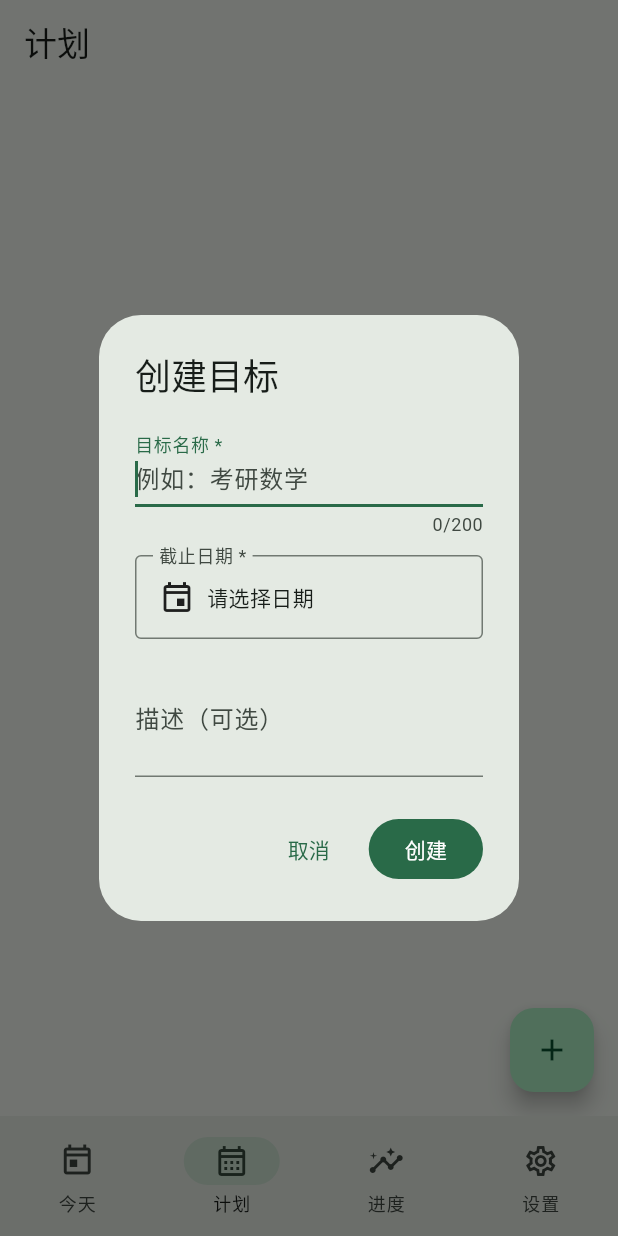
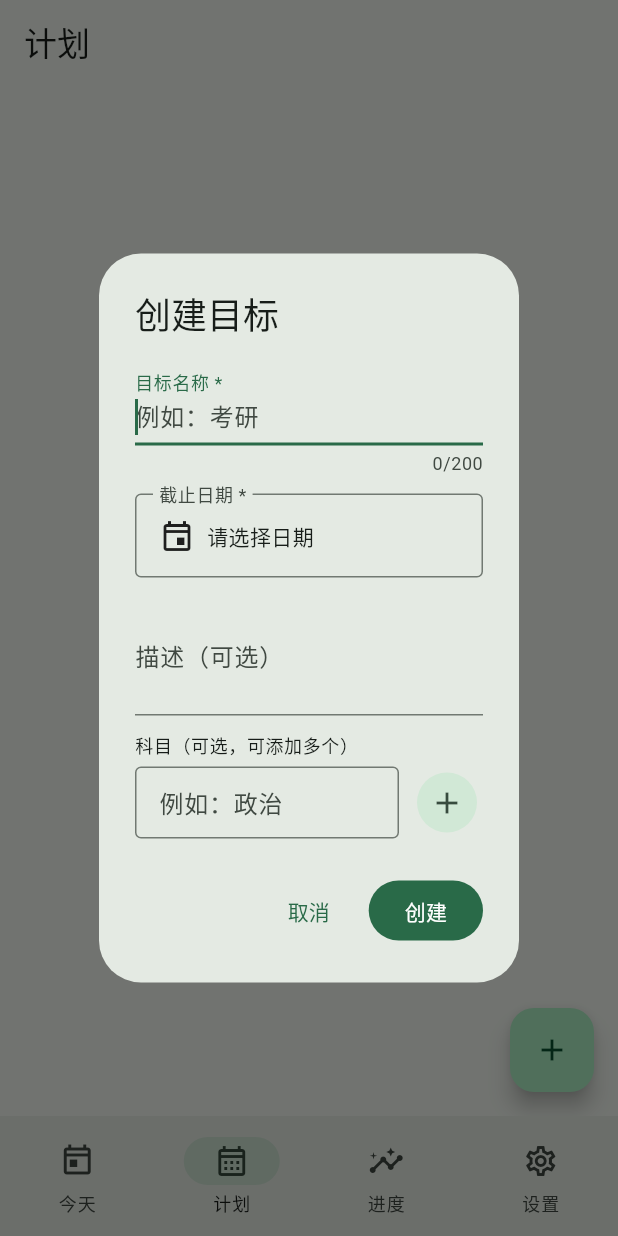
Before and after one commit to xiegaoxiao/timecalc, a Flutter app: the GoalListPage screen opened by its route, after a tap on "创建目标", on a phone screen of 412 x 824 dp. Run offline on Flutter 3.47's test engine with Material 3 defaults, Android fonts, the phone set to English and light mode, and no system bars; our stand-ins replace drift, drift_flutter, flutter_riverpod, go_router; accounts and stored records are empty; generated files the repository leaves out were written again.

Commit message:
feat: 创建流程支持批量科目并自动进入详情页，科目支持重命名
按用户反馈优化「计划组」用法引导（目标=考研，科目=四门课）：

- GoalRepository.createWithSubjects：目标与批量科目同一事务创建
  （NFR-2，失败整体回滚，不产生半成品）
- 创建目标对话框：可依次添加多个科目（政治/英语/数学/408），
  创建成功后返回新目标 id
- 计划页/今天页：创建成功后自动 push 进入目标详情页，引导继续配置
- 科目 chip 改为 InputChip：点击重命名（如 数学→高等数学），删除不变
- 测试：创建后跳转详情、批量科目、科目重命名（新增 3 项，全套 60 项通过）

```diff
--- a/lib/features/goals/presentation/goal_form_dialog.dart
+++ b/lib/features/goals/presentation/goal_form_dialog.dart
@@ -9,13 +9,15 @@ import '../data/goal_repository_provider.dart';
 /// 创建/编辑目标对话框（FR-1.1：名称与截止日期为必填项）。
 ///
 /// [goal] 为空表示创建，非空表示编辑。
+/// 创建成功后通过返回值携带新目标 id（创建模式返回 `int`，编辑返回 null）。
 class GoalFormDialog extends ConsumerStatefulWidget {
   const GoalFormDialog({super.key, this.goal});
 
   final Goal? goal;
 
-  static Future<void> show(BuildContext context, {Goal? goal}) {
-    return showDialog<void>(
+  /// 返回创建出的目标 id；取消或编辑保存返回 null。
+  static Future<int?> show(BuildContext context, {Goal? goal}) {
+    return showDialog<int>(
       context: context,
       builder: (_) => GoalFormDialog(goal: goal),
     );
@@ -29,8 +31,10 @@ class _GoalFormDialogState extends ConsumerState<GoalFormDialog> {
   final _formKey = GlobalKey<FormState>();
   late final TextEditingController _titleController;
   final _descriptionController = TextEditingController();
+  final _subjectController = TextEditingController();
   DateTime? _deadline;
   bool _saving = false;
+  final List<String> _subjectNames = [];
 
   bool get _isEdit => widget.goal != null;
 
@@ -47,6 +51,7 @@ class _GoalFormDialogState extends ConsumerState<GoalFormDialog> {
   void dispose() {
     _titleController.dispose();
     _descriptionController.dispose();
+    _subjectController.dispose();
     super.dispose();
   }
 
@@ -70,6 +75,17 @@ class _GoalFormDialogState extends ConsumerState<GoalFormDialog> {
     }
   }
 
+  void _addSubject() {
+    final name = _subjectController.text.trim();
+    if (name.isEmpty) return;
+    setState(() {
+      if (!_subjectNames.contains(name)) {
+        _subjectNames.add(name);
+      }
+      _subjectController.clear();
+    });
+  }
+
   Future<void> _save() async {
     if (!(_formKey.currentState?.validate() ?? false)) return;
     final title = _titleController.text.trim();
@@ -79,6 +95,7 @@ class _GoalFormDialogState extends ConsumerState<GoalFormDialog> {
     try {
       final repo = ref.read(goalRepositoryProvider);
       final dateText = DateFormat('yyyy-MM-dd').format(deadline);
+      int? createdId;
       if (_isEdit) {
         await repo.update(
           id: widget.goal!.id,
@@ -87,20 +104,22 @@ class _GoalFormDialogState extends ConsumerState<GoalFormDialog> {
           description: Value(_descriptionController.text.trim()),
         );
       } else {
-        await repo.create(
+        final goal = await repo.createWithSubjects(
           title: title,
           deadlineDate: dateText,
           description: _descriptionController.text.trim().isEmpty
               ? null
               : _descriptionController.text.trim(),
+          subjectNames: _subjectNames,
         );
+        createdId = goal.id;
       }
       ref.invalidate(goalListProvider);
       // 详情页独立缓存，编辑保存后必须同时刷新，标题/截止日期才能即时更新。
       if (_isEdit) {
         ref.invalidate(goalDetailProvider(widget.goal!.id));
       }
-      if (mounted) Navigator.of(context).pop();
+      if (mounted) Navigator.of(context).pop(createdId);
     } finally {
       if (mounted) setState(() => _saving = false);
     }
@@ -112,15 +131,17 @@ class _GoalFormDialogState extends ConsumerState<GoalFormDialog> {
       title: Text(_isEdit ? '编辑目标' : '创建目标'),
       content: Form(
         key: _formKey,
+        child: SingleChildScrollView(
           child: Column(
             mainAxisSize: MainAxisSize.min,
+            crossAxisAlignment: CrossAxisAlignment.start,
             children: [
               TextFormField(
                 controller: _titleController,
                 autofocus: true,
                 decoration: const InputDecoration(
                   labelText: '目标名称 *',
-                hintText: '例如：考研数学',
+                  hintText: '例如：考研',
                 ),
                 maxLength: 200,
                 validator: (value) {
@@ -160,7 +181,53 @@ class _GoalFormDialogState extends ConsumerState<GoalFormDialog> {
                 ),
                 maxLines: 2,
               ),
+              if (!_isEdit) ...[
+                const SizedBox(height: 12),
+                // 创建时批量添加科目（如考研：政治/英语/数学/408）。
+                Text(
+                  '科目（可选，可添加多个）',
+                  style: Theme.of(context).textTheme.bodySmall,
+                ),
+                const SizedBox(height: 6),
+                Row(
+                  children: [
+                    Expanded(
+                      child: TextField(
+                        controller: _subjectController,
+                        decoration: const InputDecoration(
+                          hintText: '例如：政治',
+                          border: OutlineInputBorder(),
+                          isDense: true,
+                        ),
+                        onSubmitted: (_) => _addSubject(),
+                      ),
+                    ),
+                    const SizedBox(width: 8),
+                    IconButton.filledTonal(
+                      tooltip: '添加科目',
+                      onPressed: _addSubject,
+                      icon: const Icon(Icons.add),
+                    ),
                   ],
+                ),
+                if (_subjectNames.isNotEmpty) ...[
+                  const SizedBox(height: 8),
+                  Wrap(
+                    spacing: 8,
+                    runSpacing: 8,
+                    children: [
+                      for (final name in _subjectNames)
+                        Chip(
+                          label: Text(name),
+                          onDeleted: () => setState(() => _subjectNames.remove(name)),
+                          deleteButtonTooltipMessage: '移除科目「$name」',
+                        ),
+                    ],
+                  ),
+                ],
+              ],
+            ],
+          ),
         ),
       ),
       actions: [
--- a/lib/features/goals/presentation/goal_list_page.dart
+++ b/lib/features/goals/presentation/goal_list_page.dart
@@ -13,13 +13,21 @@ import 'goal_form_dialog.dart';
 class GoalListPage extends ConsumerWidget {
   const GoalListPage({super.key});
 
+  /// 打开创建对话框；创建成功后自动进入目标详情页，引导继续添加任务。
+  Future<void> _createGoal(BuildContext context) async {
+    final createdId = await GoalFormDialog.show(context);
+    if (createdId != null && context.mounted) {
+      context.push('/goals/$createdId');
+    }
+  }
+
   @override
   Widget build(BuildContext context, WidgetRef ref) {
     final goalsAsync = ref.watch(goalListProvider);
     return Scaffold(
       appBar: AppBar(title: const Text('计划')),
       floatingActionButton: FloatingActionButton(
-        onPressed: () => GoalFormDialog.show(context),
+        onPressed: () => _createGoal(context),
         tooltip: '创建目标',
         child: const Icon(Icons.add),
       ),
@@ -46,6 +54,13 @@ class GoalListPage extends ConsumerWidget {
 class _EmptyView extends StatelessWidget {
   const _EmptyView();
 
+  Future<void> _createGoal(BuildContext context) async {
+    final createdId = await GoalFormDialog.show(context);
+    if (createdId != null && context.mounted) {
+      context.push('/goals/$createdId');
+    }
+  }
+
   @override
   Widget build(BuildContext context) {
     // 数据为空时提供与当前页相关的首个操作（PRD §8）。
@@ -60,7 +75,7 @@ class _EmptyView extends StatelessWidget {
           const Text('创建一个目标，把截止日期变成今天的行动'),
           const SizedBox(height: 16),
           FilledButton.icon(
-            onPressed: () => GoalFormDialog.show(context),
+            onPressed: () => _createGoal(context),
             icon: const Icon(Icons.add),
             label: const Text('创建目标'),
           ),
```
Also changed, not shown: lib/features/goals/data/goal_repository.dart (+38 -0 lines), lib/features/goals/presentation/subject_manager.dart (+54 -5 lines), lib/features/today/presentation/today_page.dart (+8 -1 lines), 2 other files. Lines whose indentation alone changed are shown as unchanged.
